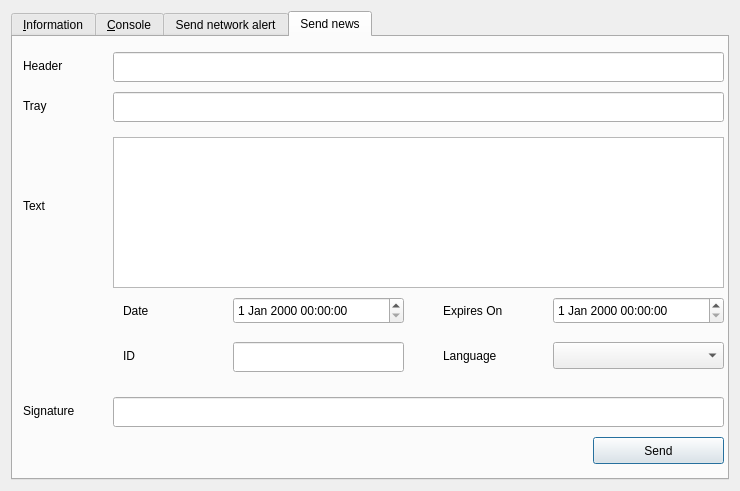
Old version of the form src/qt/forms/rpcconsole.ui in the repository LIMXTEC/Megacoin.
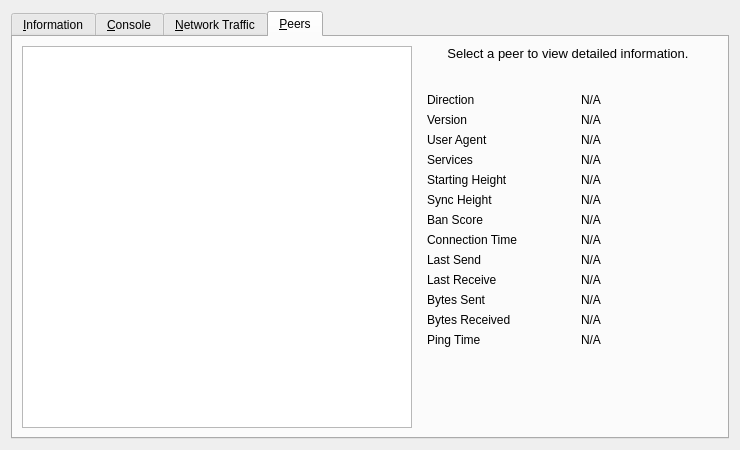
New version of the form. The open tabs and pages were chosen to show the change. Icons and pictures are not drawn. Custom widgets are drawn as their Qt base class.

Patch:
```diff
--- a/src/qt/forms/rpcconsole.ui
+++ b/src/qt/forms/rpcconsole.ui
@@ -7,7 +7,7 @@
     <x>0</x>
     <y>0</y>
     <width>740</width>
-    <height>491</height>
+    <height>450</height>
    </rect>
   </property>
   <property name="windowTitle">
@@ -231,29 +231,6 @@
          </property>
         </widget>
        </item>
-       <item row="10" column="1">
-        <widget class="QLabel" name="numberOfBlocks">
-         <property name="cursor">
-          <cursorShape>IBeamCursor</cursorShape>
-         </property>
-         <property name="text">
-          <string>N/A</string>
-         </property>
-         <property name="textFormat">
-          <enum>Qt::PlainText</enum>
-         </property>
-         <property name="textInteractionFlags">
-          <set>Qt::LinksAccessibleByMouse|Qt::TextSelectableByKeyboard|Qt::TextSelectableByMouse</set>
-         </property>
-        </widget>
-       </item>
-       <item row="11" column="0">
-        <widget class="QLabel" name="label_4">
-         <property name="text">
-          <string>Estimated total blocks</string>
-         </property>
-        </widget>
-       </item>
        <item row="11" column="1">
         <widget class="QLabel" name="totalBlocks">
          <property name="cursor">
@@ -447,218 +424,652 @@
      </widget>
      <widget class="QWidget" name="tab_alert">
       <attribute name="title">
-       <string>Send network alert</string>
+       <string>&amp;Network Traffic</string>
       </attribute>
+      <layout class="QHBoxLayout" name="horizontalLayout_3">
+       <item>
+        <layout class="QVBoxLayout" name="verticalLayout_4">
+         <item>
+          <widget class="TrafficGraphWidget" name="trafficGraph" native="true">
+           <property name="sizePolicy">
+            <sizepolicy hsizetype="Expanding" vsizetype="Expanding">
+             <horstretch>0</horstretch>
+             <verstretch>0</verstretch>
+            </sizepolicy>
+           </property>
+          </widget>
+         </item>
+         <item>
+          <layout class="QHBoxLayout" name="horizontalLayout_2">
+           <item>
+            <widget class="QSlider" name="sldGraphRange">
+             <property name="minimum">
+              <number>1</number>
+             </property>
+             <property name="maximum">
+              <number>288</number>
+             </property>
+             <property name="pageStep">
+              <number>12</number>
+             </property>
+             <property name="value">
+              <number>6</number>
+             </property>
+             <property name="orientation">
+              <enum>Qt::Horizontal</enum>
+             </property>
+            </widget>
+           </item>
+           <item>
+            <widget class="QLabel" name="lblGraphRange">
+             <property name="minimumSize">
+              <size>
+               <width>100</width>
+               <height>0</height>
+              </size>
+             </property>
+             <property name="alignment">
+              <set>Qt::AlignCenter</set>
+             </property>
+            </widget>
+           </item>
+           <item>
+            <widget class="QPushButton" name="btnClearTrafficGraph">
+             <property name="text">
+              <string>&amp;Clear</string>
+             </property>
+             <property name="autoDefault">
+              <bool>false</bool>
+             </property>
+            </widget>
+           </item>
+          </layout>
+         </item>
+        </layout>
+       </item>
+       <item>
+        <layout class="QVBoxLayout" name="verticalLayout">
+         <item>
+          <widget class="QGroupBox" name="groupBox">
+           <property name="title">
+            <string>Totals</string>
+           </property>
+           <layout class="QVBoxLayout" name="verticalLayout_5">
+            <item>
+             <layout class="QHBoxLayout" name="horizontalLayout_4">
+              <item>
+               <widget class="Line" name="line">
+                <property name="sizePolicy">
+                 <sizepolicy hsizetype="Fixed" vsizetype="Fixed">
+                  <horstretch>0</horstretch>
+                  <verstretch>0</verstretch>
+                 </sizepolicy>
+                </property>
+                <property name="minimumSize">
+                 <size>
+                  <width>10</width>
+                  <height>0</height>
+                 </size>
+                </property>
+                <property name="palette">
+                 <palette>
+                  <active>
+                   <colorrole role="Light">
+                    <brush brushstyle="SolidPattern">
+                     <color alpha="255">
+                      <red>0</red>
+                      <green>255</green>
+                      <blue>0</blue>
+                     </color>
+                    </brush>
+                   </colorrole>
+                  </active>
+                  <inactive>
+                   <colorrole role="Light">
+                    <brush brushstyle="SolidPattern">
+                     <color alpha="255">
+                      <red>0</red>
+                      <green>255</green>
+                      <blue>0</blue>
+                     </color>
+                    </brush>
+                   </colorrole>
+                  </inactive>
+                  <disabled>
+                   <colorrole role="Light">
+                    <brush brushstyle="SolidPattern">
+                     <color alpha="255">
+                      <red>0</red>
+                      <green>255</green>
+                      <blue>0</blue>
+                     </color>
+                    </brush>
+                   </colorrole>
+                  </disabled>
+                 </palette>
+                </property>
+                <property name="orientation">
+                 <enum>Qt::Horizontal</enum>
+                </property>
+               </widget>
+              </item>
+              <item>
+               <widget class="QLabel" name="label_16">
+                <property name="text">
+                 <string>Received</string>
+                </property>
+               </widget>
+              </item>
+              <item>
+               <widget class="QLabel" name="lblBytesIn">
+                <property name="minimumSize">
+                 <size>
+                  <width>50</width>
+                  <height>0</height>
+                 </size>
+                </property>
+                <property name="alignment">
+                 <set>Qt::AlignRight|Qt::AlignTrailing|Qt::AlignVCenter</set>
+                </property>
+               </widget>
+              </item>
+             </layout>
+            </item>
+            <item>
+             <layout class="QHBoxLayout" name="horizontalLayout_5">
+              <item>
+               <widget class="Line" name="line_2">
+                <property name="sizePolicy">
+                 <sizepolicy hsizetype="Fixed" vsizetype="Fixed">
+                  <horstretch>0</horstretch>
+                  <verstretch>0</verstretch>
+                 </sizepolicy>
+                </property>
+                <property name="minimumSize">
+                 <size>
+                  <width>10</width>
+                  <height>0</height>
+                 </size>
+                </property>
+                <property name="palette">
+                 <palette>
+                  <active>
+                   <colorrole role="Light">
+                    <brush brushstyle="SolidPattern">
+                     <color alpha="255">
+                      <red>255</red>
+                      <green>0</green>
+                      <blue>0</blue>
+                     </color>
+                    </brush>
+                   </colorrole>
+                  </active>
+                  <inactive>
+                   <colorrole role="Light">
+                    <brush brushstyle="SolidPattern">
+                     <color alpha="255">
+                      <red>255</red>
+                      <green>0</green>
+                      <blue>0</blue>
+                     </color>
+                    </brush>
+                   </colorrole>
+                  </inactive>
+                  <disabled>
+                   <colorrole role="Light">
+                    <brush brushstyle="SolidPattern">
+                     <color alpha="255">
+                      <red>255</red>
+                      <green>0</green>
+                      <blue>0</blue>
+                     </color>
+                    </brush>
+                   </colorrole>
+                  </disabled>
+                 </palette>
+                </property>
+                <property name="orientation">
+                 <enum>Qt::Horizontal</enum>
+                </property>
+               </widget>
+              </item>
+              <item>
+               <widget class="QLabel" name="label_17">
+                <property name="text">
+                 <string>Sent</string>
+                </property>
+               </widget>
+              </item>
+              <item>
+               <widget class="QLabel" name="lblBytesOut">
+                <property name="minimumSize">
+                 <size>
+                  <width>50</width>
+                  <height>0</height>
+                 </size>
+                </property>
+                <property name="alignment">
+                 <set>Qt::AlignRight|Qt::AlignTrailing|Qt::AlignVCenter</set>
+                </property>
+               </widget>
+              </item>
+             </layout>
+            </item>
+            <item>
+             <spacer name="verticalSpacer_4">
+              <property name="orientation">
+               <enum>Qt::Vertical</enum>
+              </property>
+              <property name="sizeHint" stdset="0">
+               <size>
+                <width>20</width>
+                <height>407</height>
+               </size>
+              </property>
+             </spacer>
+            </item>
+           </layout>
+          </widget>
+         </item>
+        </layout>
+       </item>
+      </layout>
      </widget>
      <widget class="QWidget" name="tab_news">
       <attribute name="title">
-       <string>Send news</string>
+       <string>&amp;Peers</string>
       </attribute>
-      <widget class="QPlainTextEdit" name="teMessage">
-       <property name="geometry">
-        <rect>
-         <x>100</x>
-         <y>100</y>
-         <width>611</width>
-         <height>151</height>
-        </rect>
-       </property>
-      </widget>
-      <widget class="QLabel" name="label_15">
-       <property name="geometry">
-        <rect>
-         <x>10</x>
-         <y>20</y>
-         <width>81</width>
-         <height>17</height>
-        </rect>
-       </property>
-       <property name="text">
-        <string>Header</string>
-       </property>
-      </widget>
-      <widget class="QLineEdit" name="leHeader">
-       <property name="geometry">
-        <rect>
-         <x>100</x>
-         <y>15</y>
-         <width>611</width>
-         <height>30</height>
-        </rect>
-       </property>
-      </widget>
-      <widget class="QLineEdit" name="leTrayNotify">
-       <property name="geometry">
-        <rect>
-         <x>100</x>
-         <y>55</y>
-         <width>611</width>
-         <height>30</height>
-        </rect>
-       </property>
-      </widget>
-      <widget class="QLabel" name="label_16">
-       <property name="geometry">
-        <rect>
-         <x>10</x>
-         <y>60</y>
-         <width>81</width>
-         <height>17</height>
-        </rect>
-       </property>
-       <property name="text">
-        <string>Tray</string>
-       </property>
-      </widget>
-      <widget class="QLabel" name="label_17">
-       <property name="geometry">
-        <rect>
-         <x>10</x>
-         <y>160</y>
-         <width>81</width>
-         <height>17</height>
-        </rect>
-       </property>
-       <property name="text">
-        <string>Text</string>
-       </property>
-      </widget>
-      <widget class="QDateTimeEdit" name="dtDate">
-       <property name="geometry">
-        <rect>
-         <x>220</x>
-         <y>260</y>
-         <width>171</width>
-         <height>27</height>
-        </rect>
-       </property>
-      </widget>
-      <widget class="QLabel" name="label_18">
-       <property name="geometry">
-        <rect>
-         <x>110</x>
-         <y>265</y>
-         <width>81</width>
-         <height>17</height>
-        </rect>
-       </property>
-       <property name="text">
-        <string>Date</string>
-       </property>
-      </widget>
-      <widget class="QLabel" name="label_19">
-       <property name="geometry">
-        <rect>
-         <x>430</x>
-         <y>265</y>
-         <width>81</width>
-         <height>17</height>
-        </rect>
-       </property>
-       <property name="text">
-        <string>Expires On</string>
-       </property>
-      </widget>
-      <widget class="QDateTimeEdit" name="dtExpiration">
-       <property name="geometry">
-        <rect>
-         <x>540</x>
-         <y>260</y>
-         <width>171</width>
-         <height>27</height>
-        </rect>
-       </property>
-      </widget>
-      <widget class="QLineEdit" name="leID">
-       <property name="geometry">
-        <rect>
-         <x>220</x>
-         <y>305</y>
-         <width>171</width>
-         <height>30</height>
-        </rect>
-       </property>
-      </widget>
-      <widget class="QLabel" name="label_20">
-       <property name="geometry">
-        <rect>
-         <x>110</x>
-         <y>310</y>
-         <width>81</width>
-         <height>17</height>
-        </rect>
-       </property>
-       <property name="text">
-        <string>ID</string>
-       </property>
-      </widget>
-      <widget class="QLabel" name="label_21">
-       <property name="geometry">
-        <rect>
-         <x>430</x>
-         <y>310</y>
-         <width>81</width>
-         <height>17</height>
-        </rect>
-       </property>
-       <property name="text">
-        <string>Language</string>
-       </property>
-      </widget>
-      <widget class="QComboBox" name="cbLanguage">
-       <property name="geometry">
-        <rect>
-         <x>540</x>
-         <y>305</y>
-         <width>171</width>
-         <height>27</height>
-        </rect>
-       </property>
-       <property name="currentIndex">
-        <number>-1</number>
-       </property>
-      </widget>
-      <widget class="QLabel" name="label_22">
-       <property name="geometry">
-        <rect>
-         <x>10</x>
-         <y>365</y>
-         <width>81</width>
-         <height>17</height>
-        </rect>
-       </property>
-       <property name="text">
-        <string>Signature</string>
-       </property>
-      </widget>
-      <widget class="QLineEdit" name="leSign">
-       <property name="geometry">
-        <rect>
-         <x>100</x>
-         <y>360</y>
-         <width>611</width>
-         <height>30</height>
-        </rect>
-       </property>
-      </widget>
-      <widget class="QPushButton" name="bPush">
-       <property name="geometry">
-        <rect>
-         <x>580</x>
-         <y>400</y>
-         <width>131</width>
-         <height>27</height>
-        </rect>
-       </property>
-       <property name="text">
-        <string>Send</string>
-       </property>
-      </widget>
+      <layout class="QGridLayout" name="gridLayout_2">
+       <item row="0" column="0" rowspan="2">
+        <widget class="QTableView" name="peerWidget">
+         <property name="horizontalScrollBarPolicy">
+          <enum>Qt::ScrollBarAsNeeded</enum>
+         </property>
+         <property name="sortingEnabled">
+          <bool>true</bool>
+         </property>
+         <attribute name="horizontalHeaderHighlightSections">
+          <bool>false</bool>
+         </attribute>
+        </widget>
+       </item>
+       <item row="0" column="1">
+        <widget class="QLabel" name="peerHeading">
+         <property name="sizePolicy">
+          <sizepolicy hsizetype="Preferred" vsizetype="Minimum">
+           <horstretch>0</horstretch>
+           <verstretch>0</verstretch>
+          </sizepolicy>
+         </property>
+         <property name="minimumSize">
+          <size>
+           <width>300</width>
+           <height>32</height>
+          </size>
+         </property>
+         <property name="font">
+          <font>
+           <pointsize>10</pointsize>
+          </font>
+         </property>
+         <property name="cursor">
+          <cursorShape>IBeamCursor</cursorShape>
+         </property>
+         <property name="text">
+          <string>Select a peer to view detailed information.</string>
+         </property>
+         <property name="alignment">
+          <set>Qt::AlignHCenter|Qt::AlignTop</set>
+         </property>
+         <property name="wordWrap">
+          <bool>true</bool>
+         </property>
+         <property name="textInteractionFlags">
+          <set>Qt::LinksAccessibleByMouse|Qt::TextSelectableByKeyboard|Qt::TextSelectableByMouse</set>
+         </property>
+        </widget>
+       </item>
+       <item row="1" column="1">
+        <widget class="QWidget" name="detailWidget" native="true">
+         <property name="minimumSize">
+          <size>
+           <width>300</width>
+           <height>0</height>
+          </size>
+         </property>
+         <layout class="QGridLayout" name="gridLayout_3">
+          <item row="0" column="0">
+           <widget class="QLabel" name="label_23">
+            <property name="text">
+             <string>Direction</string>
+            </property>
+           </widget>
+          </item>
+          <item row="0" column="2">
+           <widget class="QLabel" name="peerDirection">
+            <property name="cursor">
+             <cursorShape>IBeamCursor</cursorShape>
+            </property>
+            <property name="text">
+             <string>N/A</string>
+            </property>
+            <property name="textFormat">
+             <enum>Qt::PlainText</enum>
+            </property>
+            <property name="textInteractionFlags">
+             <set>Qt::LinksAccessibleByMouse|Qt::TextSelectableByKeyboard|Qt::TextSelectableByMouse</set>
+            </property>
+           </widget>
+          </item>
+          <item row="1" column="0">
+           <widget class="QLabel" name="label_21">
+            <property name="text">
+             <string>Version</string>
+            </property>
+           </widget>
+          </item>
+          <item row="1" column="2">
+           <widget class="QLabel" name="peerVersion">
+            <property name="cursor">
+             <cursorShape>IBeamCursor</cursorShape>
+            </property>
+            <property name="text">
+             <string>N/A</string>
+            </property>
+            <property name="textFormat">
+             <enum>Qt::PlainText</enum>
+            </property>
+            <property name="textInteractionFlags">
+             <set>Qt::LinksAccessibleByMouse|Qt::TextSelectableByKeyboard|Qt::TextSelectableByMouse</set>
+            </property>
+           </widget>
+          </item>
+          <item row="2" column="0">
+           <widget class="QLabel" name="label_28">
+            <property name="text">
+             <string>User Agent</string>
+            </property>
+           </widget>
+          </item>
+          <item row="2" column="2">
+           <widget class="QLabel" name="peerSubversion">
+            <property name="cursor">
+             <cursorShape>IBeamCursor</cursorShape>
+            </property>
+            <property name="text">
+             <string>N/A</string>
+            </property>
+            <property name="textFormat">
+             <enum>Qt::PlainText</enum>
+            </property>
+            <property name="textInteractionFlags">
+             <set>Qt::LinksAccessibleByMouse|Qt::TextSelectableByKeyboard|Qt::TextSelectableByMouse</set>
+            </property>
+           </widget>
+          </item>
+          <item row="3" column="0">
+           <widget class="QLabel" name="label_4">
+            <property name="text">
+             <string>Services</string>
+            </property>
+           </widget>
+          </item>
+          <item row="3" column="2">
+           <widget class="QLabel" name="peerServices">
+            <property name="cursor">
+             <cursorShape>IBeamCursor</cursorShape>
+            </property>
+            <property name="text">
+             <string>N/A</string>
+            </property>
+            <property name="textFormat">
+             <enum>Qt::PlainText</enum>
+            </property>
+            <property name="textInteractionFlags">
+             <set>Qt::LinksAccessibleByMouse|Qt::TextSelectableByKeyboard|Qt::TextSelectableByMouse</set>
+            </property>
+           </widget>
+          </item>
+          <item row="5" column="0">
+           <widget class="QLabel" name="label_29">
+            <property name="text">
+             <string>Starting Height</string>
+            </property>
+           </widget>
+          </item>
+          <item row="5" column="2">
+           <widget class="QLabel" name="peerHeight">
+            <property name="cursor">
+             <cursorShape>IBeamCursor</cursorShape>
+            </property>
+            <property name="text">
+             <string>N/A</string>
+            </property>
+            <property name="textFormat">
+             <enum>Qt::PlainText</enum>
+            </property>
+            <property name="textInteractionFlags">
+             <set>Qt::LinksAccessibleByMouse|Qt::TextSelectableByKeyboard|Qt::TextSelectableByMouse</set>
+            </property>
+           </widget>
+          </item>
+          <item row="6" column="0">
+           <widget class="QLabel" name="label_27">
+            <property name="text">
+             <string>Sync Height</string>
+            </property>
+           </widget>
+          </item>
+          <item row="6" column="2">
+           <widget class="QLabel" name="peerSyncHeight">
+            <property name="cursor">
+             <cursorShape>IBeamCursor</cursorShape>
+            </property>
+            <property name="text">
+             <string>N/A</string>
+            </property>
+            <property name="textFormat">
+             <enum>Qt::PlainText</enum>
+            </property>
+            <property name="textInteractionFlags">
+             <set>Qt::LinksAccessibleByMouse|Qt::TextSelectableByKeyboard|Qt::TextSelectableByMouse</set>
+            </property>
+           </widget>
+          </item>
+          <item row="7" column="0">
+           <widget class="QLabel" name="label_24">
+            <property name="text">
+             <string>Ban Score</string>
+            </property>
+           </widget>
+          </item>
+          <item row="7" column="2">
+           <widget class="QLabel" name="peerBanScore">
+            <property name="cursor">
+             <cursorShape>IBeamCursor</cursorShape>
+            </property>
+            <property name="text">
+             <string>N/A</string>
+            </property>
+            <property name="textFormat">
+             <enum>Qt::PlainText</enum>
+            </property>
+            <property name="textInteractionFlags">
+             <set>Qt::LinksAccessibleByMouse|Qt::TextSelectableByKeyboard|Qt::TextSelectableByMouse</set>
+            </property>
+           </widget>
+          </item>
+          <item row="8" column="0">
+           <widget class="QLabel" name="label_22">
+            <property name="text">
+             <string>Connection Time</string>
+            </property>
+           </widget>
+          </item>
+          <item row="8" column="2">
+           <widget class="QLabel" name="peerConnTime">
+            <property name="cursor">
+             <cursorShape>IBeamCursor</cursorShape>
+            </property>
+            <property name="text">
+             <string>N/A</string>
+            </property>
+            <property name="textFormat">
+             <enum>Qt::PlainText</enum>
+            </property>
+            <property name="textInteractionFlags">
+             <set>Qt::LinksAccessibleByMouse|Qt::TextSelectableByKeyboard|Qt::TextSelectableByMouse</set>
+            </property>
+           </widget>
+          </item>
+          <item row="9" column="0">
+           <widget class="QLabel" name="label_15">
+            <property name="text">
+             <string>Last Send</string>
+            </property>
+           </widget>
+          </item>
+          <item row="9" column="2">
+           <widget class="QLabel" name="peerLastSend">
+            <property name="cursor">
+             <cursorShape>IBeamCursor</cursorShape>
+            </property>
+            <property name="text">
+             <string>N/A</string>
+            </property>
+            <property name="textFormat">
+             <enum>Qt::PlainText</enum>
+            </property>
+            <property name="textInteractionFlags">
+             <set>Qt::LinksAccessibleByMouse|Qt::TextSelectableByKeyboard|Qt::TextSelectableByMouse</set>
+            </property>
+           </widget>
+          </item>
+          <item row="10" column="0">
+           <widget class="QLabel" name="label_19">
+            <property name="text">
+             <string>Last Receive</string>
+            </property>
+           </widget>
+          </item>
+          <item row="10" column="2">
+           <widget class="QLabel" name="peerLastRecv">
+            <property name="cursor">
+             <cursorShape>IBeamCursor</cursorShape>
+            </property>
+            <property name="text">
+             <string>N/A</string>
+            </property>
+            <property name="textFormat">
+             <enum>Qt::PlainText</enum>
+            </property>
+            <property name="textInteractionFlags">
+             <set>Qt::LinksAccessibleByMouse|Qt::TextSelectableByKeyboard|Qt::TextSelectableByMouse</set>
+            </property>
+           </widget>
+          </item>
+          <item row="11" column="0">
+           <widget class="QLabel" name="label_18">
+            <property name="text">
+             <string>Bytes Sent</string>
+            </property>
+           </widget>
+          </item>
+          <item row="11" column="2">
+           <widget class="QLabel" name="peerBytesSent">
+            <property name="cursor">
+             <cursorShape>IBeamCursor</cursorShape>
+            </property>
+            <property name="text">
+             <string>N/A</string>
+            </property>
+            <property name="textFormat">
+             <enum>Qt::PlainText</enum>
+            </property>
+            <property name="textInteractionFlags">
+             <set>Qt::LinksAccessibleByMouse|Qt::TextSelectableByKeyboard|Qt::TextSelectableByMouse</set>
+            </property>
+           </widget>
+          </item>
+          <item row="12" column="0">
+           <widget class="QLabel" name="label_20">
+            <property name="text">
+             <string>Bytes Received</string>
+            </property>
+           </widget>
+          </item>
+          <item row="12" column="2">
+           <widget class="QLabel" name="peerBytesRecv">
+            <property name="cursor">
+             <cursorShape>IBeamCursor</cursorShape>
+            </property>
+            <property name="text">
+             <string>N/A</string>
+            </property>
+            <property name="textFormat">
+             <enum>Qt::PlainText</enum>
+            </property>
+            <property name="textInteractionFlags">
+             <set>Qt::LinksAccessibleByMouse|Qt::TextSelectableByKeyboard|Qt::TextSelectableByMouse</set>
+            </property>
+           </widget>
+          </item>
+          <item row="13" column="0">
+           <widget class="QLabel" name="label_26">
+            <property name="text">
+             <string>Ping Time</string>
+            </property>
+           </widget>
+          </item>
+          <item row="13" column="2">
+           <widget class="QLabel" name="peerPingTime">
+            <property name="cursor">
+             <cursorShape>IBeamCursor</cursorShape>
+            </property>
+            <property name="text">
+             <string>N/A</string>
+            </property>
+            <property name="textFormat">
+             <enum>Qt::PlainText</enum>
+            </property>
+            <property name="textInteractionFlags">
+             <set>Qt::LinksAccessibleByMouse|Qt::TextSelectableByKeyboard|Qt::TextSelectableByMouse</set>
+            </property>
+           </widget>
+          </item>
+          <item row="14" column="1">
+           <spacer name="verticalSpacer_3">
+            <property name="orientation">
+             <enum>Qt::Vertical</enum>
+            </property>
+            <property name="sizeHint" stdset="0">
+             <size>
+              <width>20</width>
+              <height>40</height>
+             </size>
+            </property>
+           </spacer>
+          </item>
+         </layout>
+        </widget>
+       </item>
+      </layout>
      </widget>
     </widget>
    </item>
   </layout>
  </widget>
+ <customwidgets>
+  <customwidget>
+   <class>TrafficGraphWidget</class>
+   <extends>QWidget</extends>
+   <header>trafficgraphwidget.h</header>
+   <container>1</container>
+   <slots>
+    <slot>clear()</slot>
+   </slots>
+  </customwidget>
+ </customwidgets>
  <resources>
   <include location="../megacoin.qrc"/>
  </resources>
```
Left out of the diff: 138 changed lines with no effect on the pictures.
